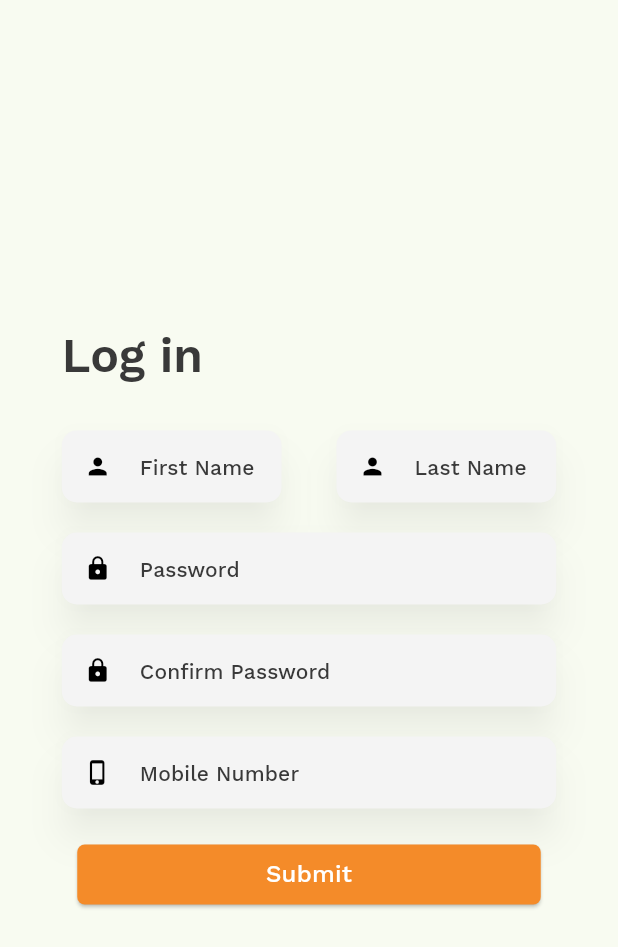
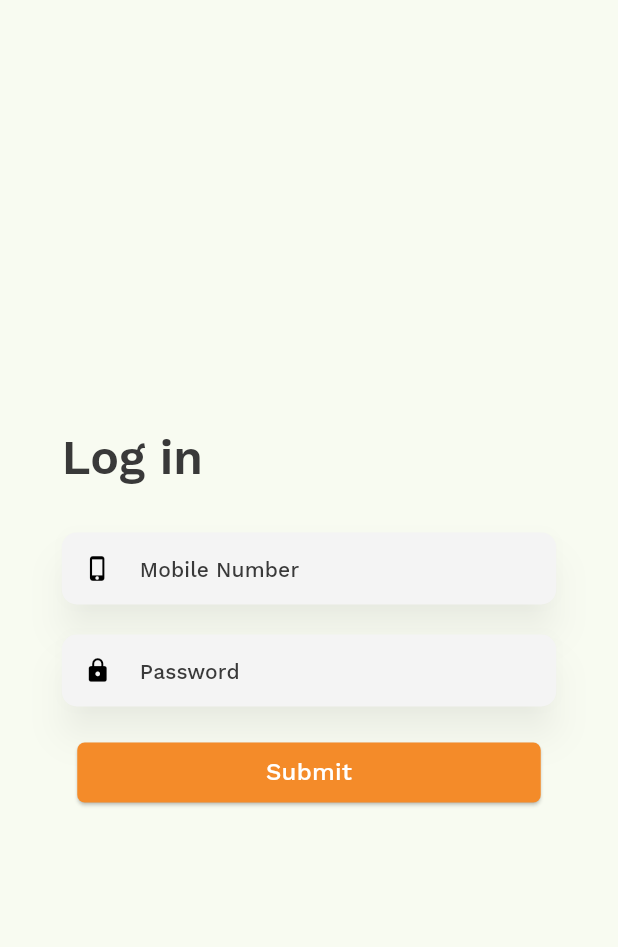
Before and after one commit to Frosco03/Iskomyut, a Flutter app: the screen it shows after launch, on a phone screen of 412 x 824 dp. Shown: the top 947 px of the screen. Run offline on Flutter 3.47's test engine with Material 3 defaults, Android fonts, the phone set to English and light mode, and no system bars; our stand-ins replace flutter_map, google_fonts, latlong2.

Commit message:
updated login page

```diff
--- a/iskomyut/lib/front_end/lib/login.dart
+++ b/iskomyut/lib/front_end/lib/login.dart
@@ -48,16 +48,9 @@ class _LoginState extends State<Login> {
                 Row(
                   children: [
                     Expanded(
-                      flex: 4,
-                      child: FormInput(contextTextTheme: contextTextTheme, labelText: "First Name", icon: Icons.person),
-                    ),
-
-                    Spacer(),
-
-                    Expanded(
-                      flex: 4,
-                      child: FormInput(contextTextTheme: contextTextTheme, labelText: "Last Name", icon: Icons.person),
-                    )
+                          flex: 4,
+                          child: FormInput(contextTextTheme: contextTextTheme, labelText: "Mobile Number", icon: Icons.phone_iphone),
+                        ),
                   ],
                 ),
                 SizedBox(height: 20),
@@ -66,24 +59,6 @@ class _LoginState extends State<Login> {
                     Expanded(
                           flex: 4,
                           child: FormInput(contextTextTheme: contextTextTheme, labelText: "Password", icon: Icons.lock, password: true,),
-                        ),
-                  ],
-                ),
-                SizedBox(height: 20),
-                Row(
-                  children: [
-                    Expanded(
-                          flex: 4,
-                          child: FormInput(contextTextTheme: contextTextTheme, labelText: "Confirm Password", icon: Icons.lock, password: true,),
-                        ),
-                  ],
-                ),
-                SizedBox(height: 20),
-                Row(
-                  children: [
-                    Expanded(
-                          flex: 4,
-                          child: FormInput(contextTextTheme: contextTextTheme, labelText: "Mobile Number", icon: Icons.phone_iphone),
                         ),
                   ],
                 ),
```
